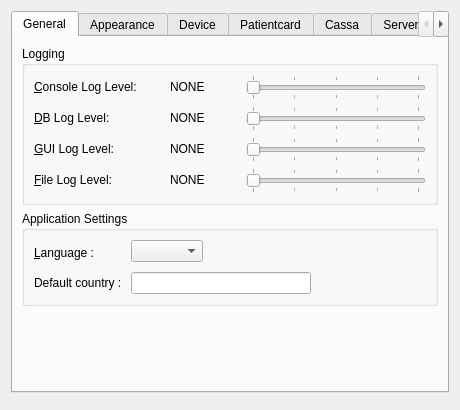
Before: the Qt Designer form client/dlgpreferences.ui in tbikfalvi/Belenus, drawn with Qt 5.
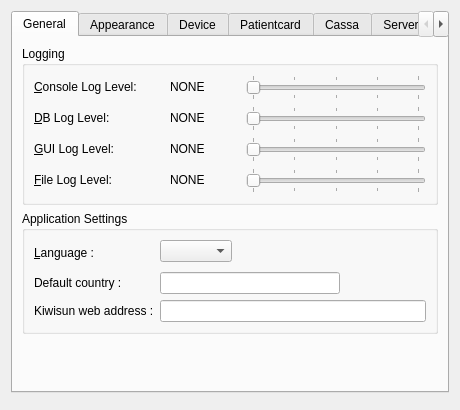
After: the same form once the commit is applied.

```diff
--- a/client/dlgpreferences.ui
+++ b/client/dlgpreferences.ui
@@ -426,6 +426,16 @@
             </item>
            </layout>
           </item>
+          <item row="2" column="0">
+           <widget class="QLabel" name="lblAboutLink">
+            <property name="text">
+             <string>Kiwisun web address :</string>
+            </property>
+           </widget>
+          </item>
+          <item row="2" column="1">
+           <widget class="QLineEdit" name="ledAboutLink"/>
+          </item>
          </layout>
         </widget>
        </item>
```
